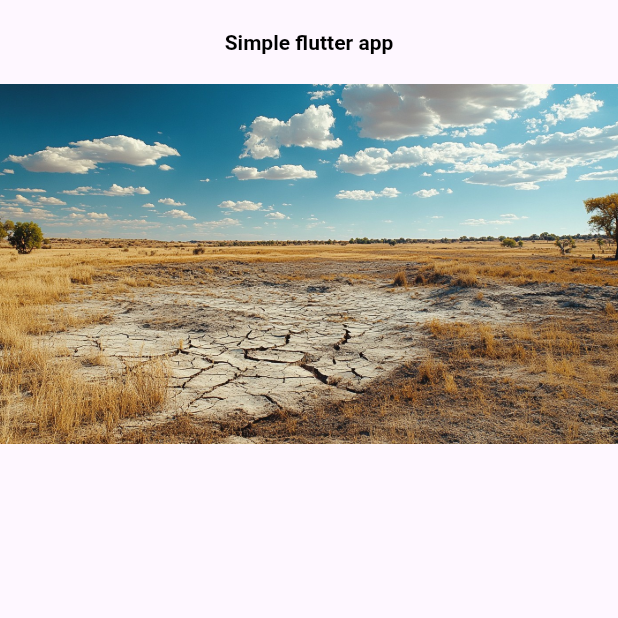
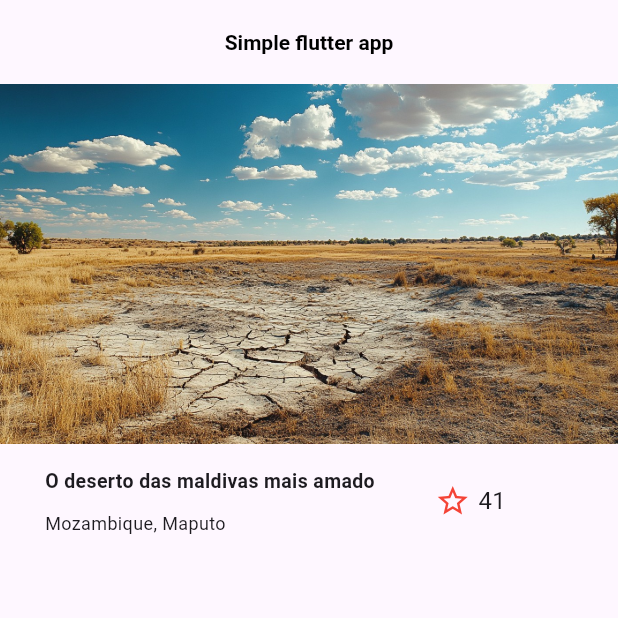
Before and after one commit to Aylton-Sitefane/simpleappview_flutter, a Flutter app: the screen it shows after launch, on a phone screen of 412 x 824 dp, the top half of it. Run offline on Flutter 3.47's test engine with Material 3 defaults, Android fonts, the phone set to English and light mode, and no system bars.

Commit message:
Adicao da seccao localizacao e votos

```diff
--- /dev/null
+++ b/lib/view/home/components/location_section.dart
@@ -0,0 +1,54 @@
+import 'package:flutter/material.dart';
+
+class LocationSection extends StatelessWidget {
+  const LocationSection({super.key});
+
+  final String titleLocation = "O deserto das maldivas mais amado";
+  final String subtitleLocation = "Mozambique, Maputo";
+
+  @override
+  Widget build(BuildContext context) {
+    return Padding(
+      padding: const EdgeInsets.only(left: 30.0),
+      child: Row(
+
+        children: [
+          Column(
+            mainAxisAlignment: MainAxisAlignment.start,
+            crossAxisAlignment: CrossAxisAlignment.start,
+            children: [
+              Text(
+                titleLocation,
+                style: const TextStyle(
+                  fontSize: 13,
+                  fontWeight: FontWeight.bold
+                ),
+              ),
+              const SizedBox(height: 10,),
+              Text(
+                subtitleLocation,
+                style: const TextStyle(
+                  fontSize: 12,
+                  fontWeight: FontWeight.w400
+                ),
+              )
+            ],
+          ),
+          const SizedBox(width: 40,),
+          const Icon(
+            Icons.star_border_purple500_outlined,
+            color: Colors.red,
+
+          ),
+          const SizedBox(width: 5,),
+          const Text(
+            "41",
+            style: TextStyle(
+              fontSize: 16
+            ),
+          )
+        ],
+      ),
+    );
+  }
+}
--- a/lib/view/home/home.dart
+++ b/lib/view/home/home.dart
@@ -1,5 +1,6 @@
 import 'package:flutter/material.dart';
 import 'package:simpleappview_flutter/view/home/components/image_section.dart';
+import 'package:simpleappview_flutter/view/home/components/location_section.dart';
 
 class HomeScreen extends StatelessWidget {
   const HomeScreen({super.key});
@@ -22,7 +23,8 @@ class HomeScreen extends StatelessWidget {
         child: Column(
           children: [
             ImageSection(),
-
+            SizedBox(height: 15,),
+            LocationSection(),
           ],
         ),
       ),
```
